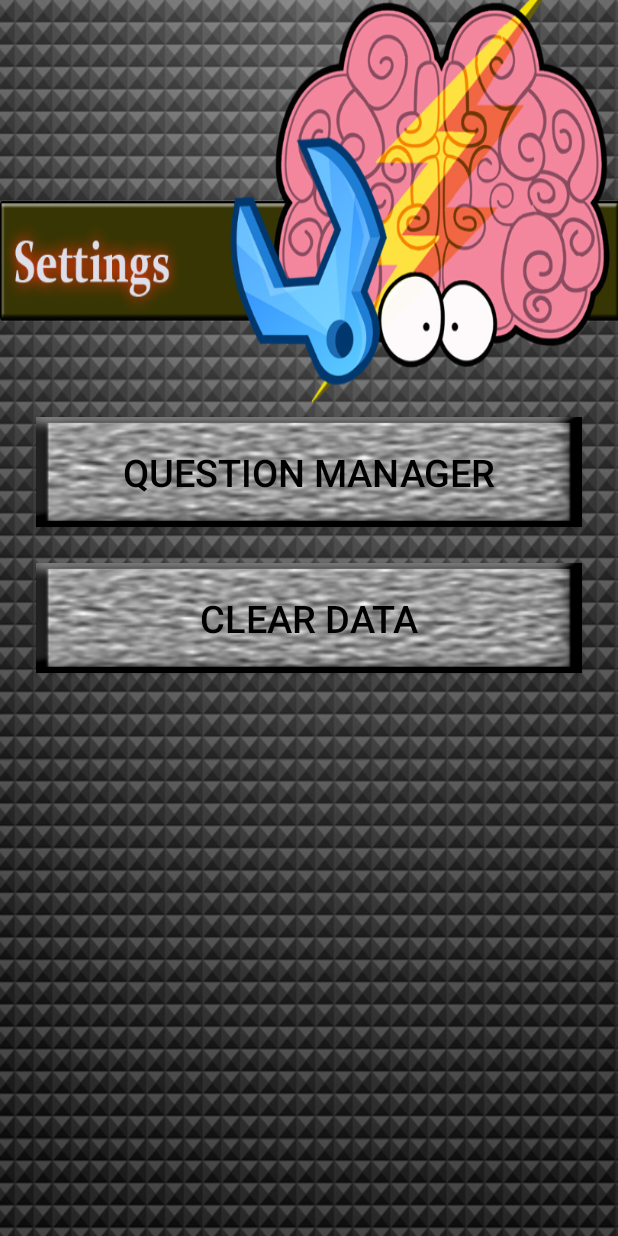
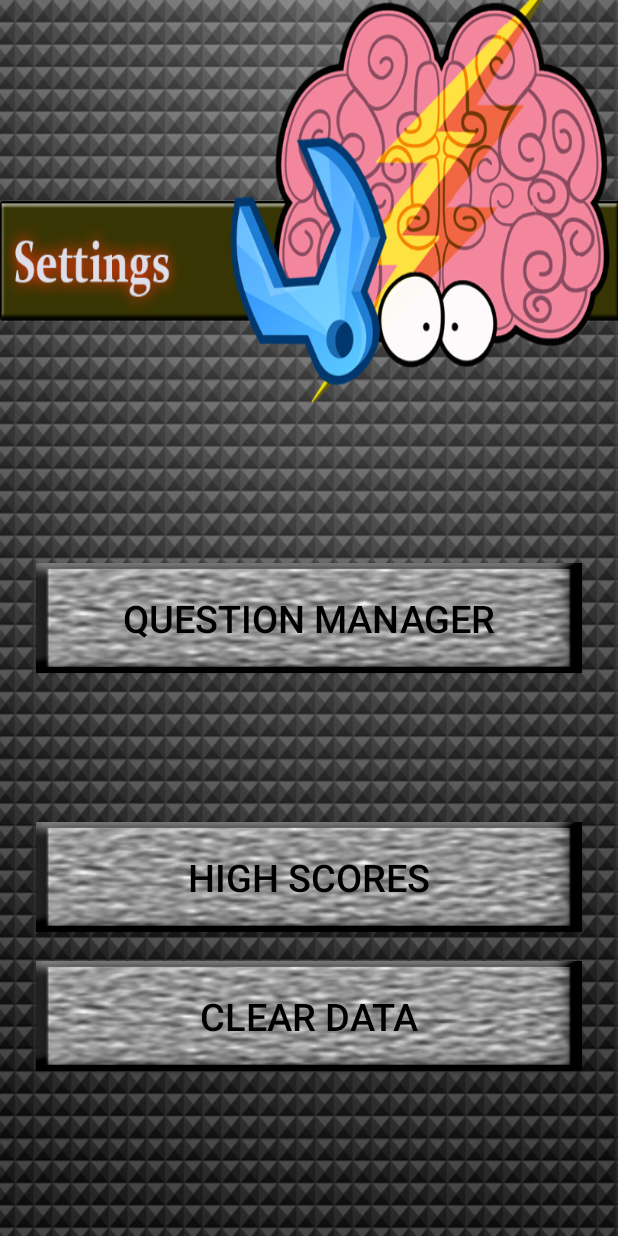
Before and after one commit to andrewhamili/Brainz, an Android app: the frm_settings screen opened directly, with no data from a screen before it, on a phone screen of 412 x 824 dp. Run offline under Robolectric (Android 15) with nearby library versions, the phone set to English and light mode, and no system bars; our stand-ins replace ButterKnife.

Commit message:
Added High Score Form

```diff
--- a/app/build.gradle
+++ b/app/build.gradle
@@ -20,7 +20,7 @@ android {
     }
 
 
-    lintOptions{
+    lintOptions {
         disable "InvalidPackage"
     }
 }
@@ -31,10 +31,10 @@ dependencies {
         exclude group: 'com.android.support', module: 'support-annotations'
 
     })
+
     compile 'com.android.support:appcompat-v7:25.1.0'
     compile 'com.android.support.constraint:constraint-layout:1.0.0-beta5'
+    compile 'com.jakewharton:butterknife:8.5.1'
     testCompile 'junit:junit:4.12'
-
-    compile 'com.jakewharton:butterknife:8.5.1'
     annotationProcessor 'com.jakewharton:butterknife-compiler:8.5.1'
 }
--- a/app/src/main/java/com/shamwow/brainz/frm_settings.java
+++ b/app/src/main/java/com/shamwow/brainz/frm_settings.java
@@ -17,6 +17,8 @@ public class frm_settings extends AppCompatActivity {
     Button btn_gotoquestionmanager;
     @BindView(R.id.btn_clear_data)
     Button btn_clear_data;
+    @BindView(R.id.btn_listhighscore)
+    Button btn_list_highscore;
 
     @Override
     protected void onCreate(Bundle savedInstanceState) {
@@ -37,6 +39,13 @@ public class frm_settings extends AppCompatActivity {
             @Override
             public void onClick(View v) {
                 showyesno();
+            }
+        });
+
+        btn_list_highscore.setOnClickListener(new View.OnClickListener() {
+            @Override
+            public void onClick(View v) {
+                startActivity(new Intent(frm_settings.this, frm_highscore.class));
             }
         });
     }
--- a/app/src/main/res/layout/activity_frm_settings.xml
+++ b/app/src/main/res/layout/activity_frm_settings.xml
@@ -25,9 +25,25 @@
         android:background="@drawable/bg_btn_settings"
         android:textColor="#000000"
         android:textSize="25sp"
-        android:layout_alignParentTop="true"
-        android:layout_centerHorizontal="true"
-        android:layout_marginTop="262dp" />
+        android:layout_centerVertical="true"
+        android:layout_alignParentStart="true" />
+
+    <Button
+        android:id="@+id/btn_listhighscore"
+        android:layout_width="match_parent"
+        android:layout_height="73sp"
+        android:layout_above="@+id/btn_clear_data"
+        android:layout_alignParentEnd="true"
+        android:layout_marginBottom="19dp"
+        android:layout_marginLeft="8dp"
+        android:layout_marginRight="8dp"
+        android:background="@drawable/bg_btn_settings"
+        android:text="High Scores"
+        android:textColor="#000000"
+        android:textSize="25sp"
+        app:layout_constraintLeft_toLeftOf="parent"
+        app:layout_constraintRight_toRightOf="parent"
+        tools:layout_editor_absoluteY="302dp" />
 
     <Button
         android:id="@+id/btn_clear_data"
@@ -42,8 +58,8 @@
         android:background="@drawable/bg_btn_settings"
         android:textColor="#000000"
         android:textSize="25sp"
-        android:layout_marginTop="24dp"
-        android:layout_below="@+id/btn_questions"
-        android:layout_alignParentStart="true" />
+        android:layout_marginBottom="94dp"
+        android:layout_alignParentBottom="true"
+        android:layout_centerHorizontal="true" />
 
 </RelativeLayout>
```
Also changed, not shown: app/src/main/AndroidManifest.xml (+24 -19 lines), app/src/main/java/com/shamwow/brainz/frm_highscore.java (added, +22 -0 lines), app/src/main/res/layout/activity_frm_highscore.xml (added, +77 -0 lines).
